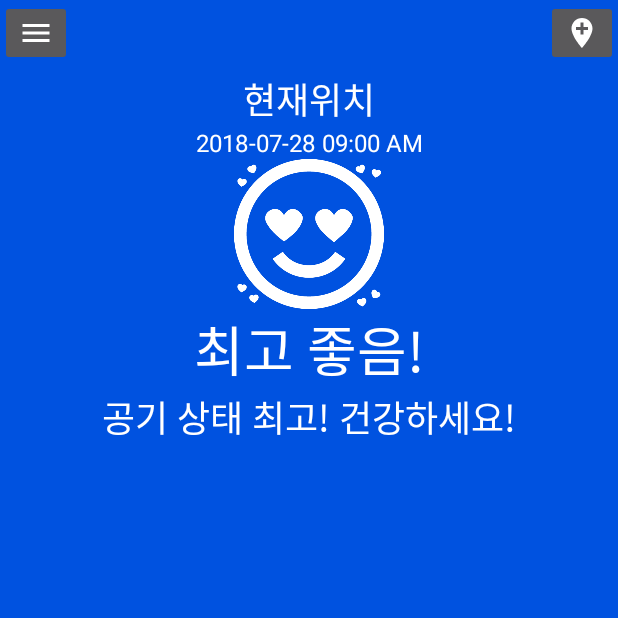
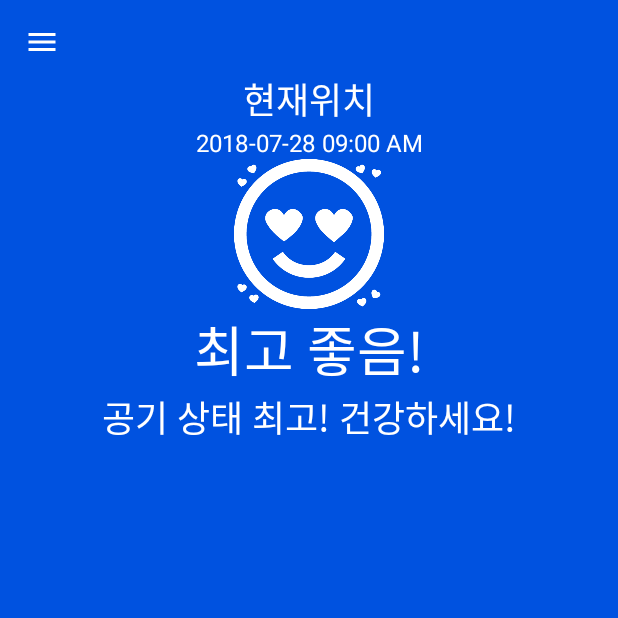
Before and after one commit to rxstudyteam/colloc, an Android app: the screen it shows after launch (MainPageActivity), on a phone screen of 412 x 824 dp, the top half of it. Run offline under Robolectric (Android 15) with nearby library versions, the phone set to English and light mode, and no system bars; our stand-ins replace RxJava.

Commit message:
Navigation 추가

```diff
--- a/app/src/main/java/com/karrel/colloc/mainpage/MainPageActivity.kt
+++ b/app/src/main/java/com/karrel/colloc/mainpage/MainPageActivity.kt
@@ -1,21 +1,31 @@
 package com.karrel.colloc.mainpage
 
+import android.content.Intent
 import android.os.Bundle
+import android.support.design.widget.NavigationView
+import android.support.v4.view.GravityCompat
+import android.support.v7.app.ActionBarDrawerToggle
+import android.view.MenuItem
+import android.widget.Toast
 import com.karrel.colloc.R
+import com.karrel.colloc.alarm.AlarmSettingActivity
 import com.karrel.colloc.base.BaseActivity
 import com.karrel.colloc.model.airdata.AirData
 import io.reactivex.android.schedulers.AndroidSchedulers
 import io.reactivex.schedulers.Schedulers
 import kotlinx.android.synthetic.main.activity_main_page.*
 
-class MainPageActivity : BaseActivity() {
+class MainPageActivity : BaseActivity(), NavigationView.OnNavigationItemSelectedListener {
 
     override val requestPermissionList: List<String> = listOf("android.permission.ACCESS_FINE_LOCATION")
     override val layoutResID: Int = R.layout.activity_main_page
+    private lateinit var drawerToggle: ActionBarDrawerToggle
 
     override fun onCreate(savedInstanceState: Bundle?) {
         super.onCreate(savedInstanceState)
         setContentView(R.layout.activity_main_page)
+
+        initLayout()
     }
 
     override val initView: () -> Unit = {
@@ -29,6 +39,30 @@ class MainPageActivity : BaseActivity() {
                 .subscribe(this::updateView))
     }
 
+    override fun onNavigationItemSelected(item: MenuItem): Boolean {
+        when(item.itemId) {
+            R.id.sendYourFriend -> Toast.makeText(this, "", Toast.LENGTH_SHORT).show()
+            R.id.usageOfWHO -> Toast.makeText(this, "", Toast.LENGTH_SHORT).show()
+            R.id.miseEightMode -> Toast.makeText(this, "", Toast.LENGTH_SHORT).show()
+            R.id.sendAdmin -> Toast.makeText(this, "", Toast.LENGTH_SHORT).show()
+            R.id.infoMise -> Toast.makeText(this, "", Toast.LENGTH_SHORT).show()
+            R.id.forecastImage -> Toast.makeText(this, "", Toast.LENGTH_SHORT).show()
+            R.id.MiseAlarm -> startActivity(Intent(this@MainPageActivity, AlarmSettingActivity::class.java))
+            R.id.setting -> Toast.makeText(this, "", Toast.LENGTH_SHORT).show()
+        }
+
+        drawerLayout.closeDrawer(GravityCompat.START)
+        return false
+    }
+
+    override fun onBackPressed() {
+        if( drawerLayout.isDrawerOpen(GravityCompat.START)) {
+            drawerLayout.closeDrawer(GravityCompat.START)
+        } else {
+            super.onBackPressed()
+        }
+    }
+
     private val viewModel by lazy { MainViewModel(DataModel()) }
 
     private fun updateView(data: AirData) {
@@ -40,5 +74,15 @@ class MainPageActivity : BaseActivity() {
         tvCurrentStateSub.text = "공기 상태 최고! 건강하세요!"
     }
 
+    private fun initLayout() {
+        setSupportActionBar(toolbar)
+        supportActionBar?.title = ""
+        supportActionBar?.setDisplayHomeAsUpEnabled(true)
+        supportActionBar?.setHomeAsUpIndicator(R.drawable.ic_menu_white_24dp)
+
+        drawerToggle = ActionBarDrawerToggle(this, drawerLayout, toolbar, R.string.drawer_open, R.string.drawer_close)
+        drawerLayout.addDrawerListener(drawerToggle)
+        navView.setNavigationItemSelectedListener(this)
+    }
 
 }
--- a/app/src/main/res/layout/activity_main_page.xml
+++ b/app/src/main/res/layout/activity_main_page.xml
@@ -1,26 +1,27 @@
 <?xml version="1.0" encoding="utf-8"?>
+<android.support.v4.widget.DrawerLayout xmlns:android="http://schemas.android.com/apk/res/android"
+    xmlns:tools="http://schemas.android.com/tools"
+    xmlns:app="http://schemas.android.com/apk/res-auto"
+    android:id="@+id/drawerLayout"
+    android:layout_width="match_parent"
+    android:layout_height="match_parent"
+    android:fitsSystemWindows="true"
+    tools:openDrawer="start">
+
     <android.support.constraint.ConstraintLayout xmlns:android="http://schemas.android.com/apk/res/android"
         xmlns:app="http://schemas.android.com/apk/res-auto"
         xmlns:tools="http://schemas.android.com/tools"
         android:layout_width="match_parent"
         android:layout_height="match_parent"
         android:background="#0052E0"
-    >
+        tools:context=".MainActivity">
 
-    <ImageButton
-        android:id="@+id/ibMenu"
-        android:layout_width="wrap_content"
-        android:layout_height="wrap_content"
-        android:src="@drawable/ic_menu_white_24dp"
-        />
-
-    <ImageButton
-        android:id="@+id/ibAddLocation"
-        android:layout_width="wrap_content"
-        android:layout_height="wrap_content"
-        android:src="@drawable/ic_add_location_white_24dp"
-        app:layout_constraintRight_toRightOf="parent"
-        />
+        <android.support.v7.widget.Toolbar
+            android:id="@+id/toolbar"
+            android:layout_width="match_parent"
+            android:layout_height="?attr/actionBarSize"
+            android:theme="@style/AppTheme"
+            android:background="#0052E0"/>
 
         <android.support.constraint.Guideline
             android:id="@+id/topMenuHorizontalGuide"
@@ -99,4 +100,19 @@
             android:layout_width="wrap_content"
             android:layout_height="wrap_content" />
 
+
     </android.support.constraint.ConstraintLayout>
+
+    <android.support.design.widget.NavigationView
+        android:id="@+id/navView"
+        android:layout_width="wrap_content"
+        android:layout_height="match_parent"
+        android:layout_gravity="start"
+        android:fitsSystemWindows="true"
+        app:headerLayout="@layout/navigation_header"
+        app:menu="@menu/navigation_menu">
+
+    </android.support.design.widget.NavigationView>
+
+
+</android.support.v4.widget.DrawerLayout>
--- /dev/null
+++ b/app/src/main/res/menu/navigation_menu.xml
@@ -0,0 +1,52 @@
+<?xml version="1.0" encoding="utf-8"?>
+<menu xmlns:android="http://schemas.android.com/apk/res/android">
+
+    <item
+        android:id="@+id/sendYourFriend"
+        android:icon="@mipmap/ic_launcher_round"
+        android:title="사랑하는 사람에게 알려주기"
+        />
+
+    <item
+        android:id="@+id/usageOfWHO"
+        android:icon="@mipmap/ic_launcher_round"
+        android:title="세계보건기구(WHO) 기준 사용"
+        />
+
+    <item
+        android:id="@+id/miseEightMode"
+        android:icon="@mipmap/ic_launcher_round"
+        android:title="미세미세 8단계 모드"
+        />
+
+    <item
+        android:id="@+id/sendAdmin"
+        android:icon="@mipmap/ic_launcher_round"
+        android:title="불편/개선 사항 보내기"
+        />
+
+    <item
+        android:id="@+id/infoMise"
+        android:icon="@mipmap/ic_launcher_round"
+        android:title="미세먼지 정보"
+        />
+
+    <item
+        android:id="@+id/forecastImage"
+        android:icon="@mipmap/ic_launcher_round"
+        android:title="예보 이미지"
+        />
+
+    <item
+        android:id="@+id/MiseAlarm"
+        android:icon="@mipmap/ic_launcher_round"
+        android:title="미세먼지 알람/경보"
+        />
+
+    <item
+        android:id="@+id/setting"
+        android:icon="@mipmap/ic_launcher_round"
+        android:title="설정 (위치 삭제, 위젯)"
+        />
+
+</menu>
--- a/app/src/main/res/values/strings.xml
+++ b/app/src/main/res/values/strings.xml
@@ -1,3 +1,5 @@
 <resources>
     <string name="app_name">Colloc</string>
+    <string name="drawer_open">Open</string>0
+    <string name="drawer_close">Close</string>
 </resources>
--- a/app/src/main/res/values/styles.xml
+++ b/app/src/main/res/values/styles.xml
@@ -1,17 +1,11 @@
 <resources>
 
     <!-- Base application theme. -->
-    <style name="AppTheme" parent="Theme.AppCompat.Light.DarkActionBar">
+    <style name="AppTheme" parent="Theme.AppCompat.Light.NoActionBar">
         <!-- Customize your theme here. -->
         <item name="colorPrimary">@color/colorPrimary</item>
         <item name="colorPrimaryDark">@color/colorPrimaryDark</item>
         <item name="colorAccent">@color/colorAccent</item>
     </style>
 
-    <style name="NoActionBar" parent="Theme.AppCompat.NoActionBar">
-        <item name="colorPrimary">@color/colorPrimary</item>
-        <item name="colorPrimaryDark">@color/colorPrimaryDark</item>
-        <item name="colorAccent">@color/colorAccent</item>
-    </style>
-
 </resources>
```
Also changed, not shown: app/src/main/AndroidManifest.xml (+4 -6 lines), app/src/main/java/com/karrel/colloc/alarm/AlarmSettingActivity.kt (added, +13 -0 lines), app/src/main/res/layout/activity_alarm_setting.xml (added, +9 -0 lines), app/src/main/res/layout/navigation_header.xml (added, +32 -0 lines). Lines whose indentation alone changed are shown as unchanged.
